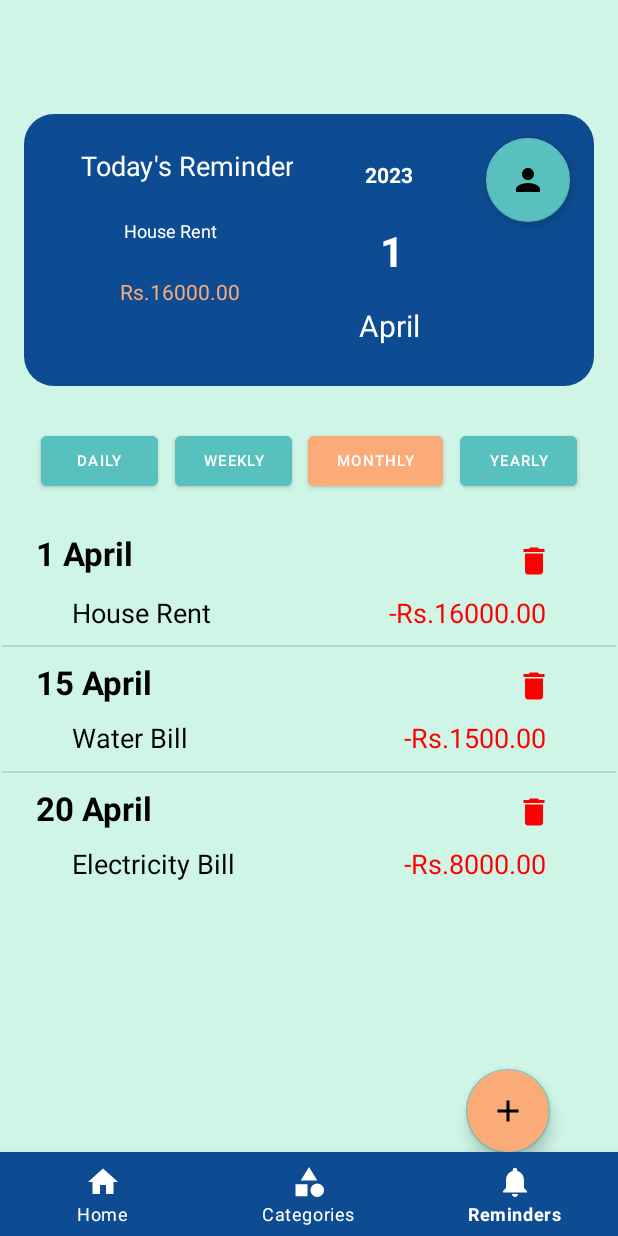
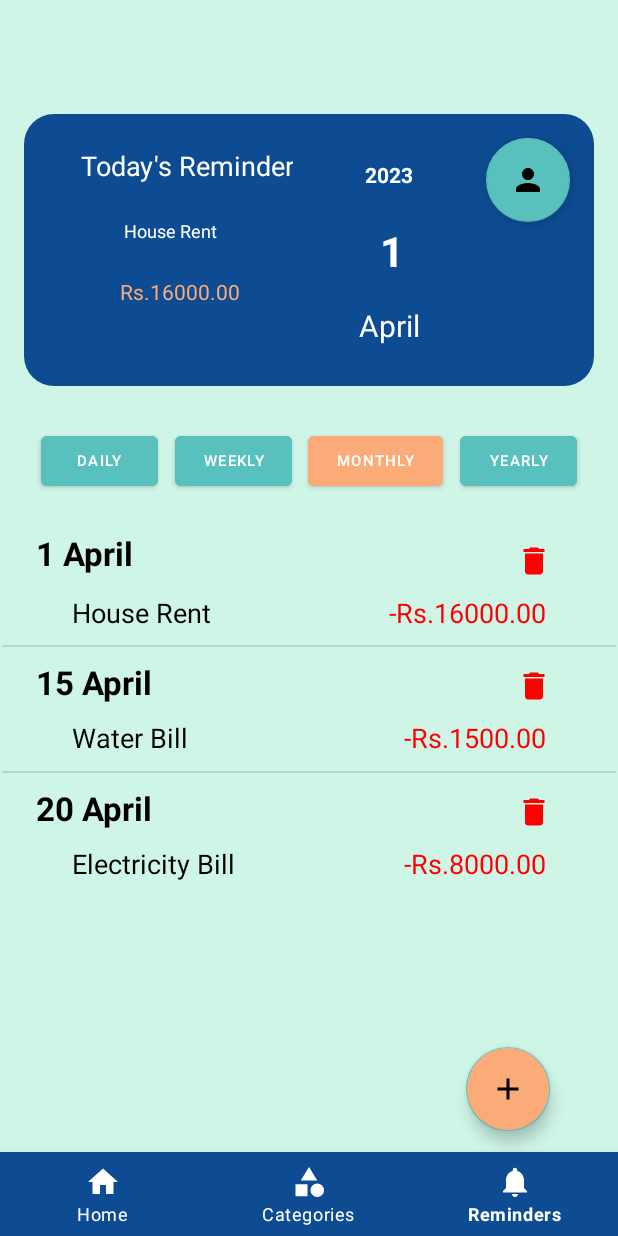
Before and after one commit to it21303302b/MADD_project_SmartSpend, an Android app: the RemindersFragment screen opened through its navigation route, on a phone screen of 412 x 824 dp. Run offline under Robolectric (Android 15) with nearby library versions, the phone set to English and light mode, and no system bars; our stand-ins replace navigation-ui.

Commit message:
10th update(UI update and signup and logi crash fix)

```diff
--- a/app/src/main/AndroidManifest.xml
+++ b/app/src/main/AndroidManifest.xml
@@ -33,6 +33,9 @@
             android:name=".AddReminder"
             android:exported="false" />
         <activity
+            android:name=".UpdateReminder"
+            android:exported="false" />
+        <activity
             android:name=".UpdateCategory"
             android:exported="false" />
         <activity
--- a/app/src/main/java/com/example/smartspend/MainActivity.kt
+++ b/app/src/main/java/com/example/smartspend/MainActivity.kt
@@ -3,6 +3,7 @@ package com.example.smartspend
 import android.content.Intent
 import android.os.Bundle
 import android.view.View
+import android.widget.TextView
 import com.google.android.material.bottomnavigation.BottomNavigationView
 import androidx.appcompat.app.AppCompatActivity
 import androidx.navigation.findNavController
@@ -36,6 +37,7 @@ class MainActivity : AppCompatActivity() {
         setContentView(binding.root)
 
         val navView: BottomNavigationView = binding.navView
+
 
         val navController = findNavController(R.id.nav_host_fragment_activity_main)
         // Passing each menu ID as a set of Ids because each
@@ -77,4 +79,6 @@ class MainActivity : AppCompatActivity() {
         startActivity(intent)
 
     }
+
+
 }
--- a/app/src/main/res/layout/activity_login.xml
+++ b/app/src/main/res/layout/activity_login.xml
@@ -134,7 +134,6 @@
             android:text="@string/TV_signUp"
             android:textColor="@color/Blue"
             android:textSize="16sp"
-            android:onClick="registerActivity"
             />
 
     </LinearLayout>
--- a/app/src/main/res/layout/activity_update_reminder.xml
+++ b/app/src/main/res/layout/activity_update_reminder.xml
@@ -29,7 +29,7 @@
         android:layout_marginTop="10dp"
         android:layout_marginEnd="16dp"
         app:layout_constraintEnd_toEndOf="parent"
-        app:layout_constraintHorizontal_bias="0.0"
+        app:layout_constraintHorizontal_bias="0.5"
         app:layout_constraintStart_toStartOf="parent"
         app:layout_constraintTop_toBottomOf="@+id/textView37" />
 
@@ -44,7 +44,7 @@
         android:minHeight="?attr/actionBarSize"
         android:theme="?attr/actionBarTheme"
         app:layout_constraintEnd_toEndOf="parent"
-        app:layout_constraintHorizontal_bias="1.0"
+        app:layout_constraintHorizontal_bias="0.5"
         app:layout_constraintStart_toStartOf="parent"
         app:layout_constraintTop_toBottomOf="@+id/textView35" />
 
@@ -94,8 +94,8 @@
         android:layout_marginStart="16dp"
         android:layout_marginTop="50dp"
         android:text="@string/TV_selectRem"
+        android:textColor="@color/black"
         android:textSize="@dimen/button_H2textsize"
-        android:textColor="@color/black"
         app:layout_constraintStart_toStartOf="parent"
         app:layout_constraintTop_toBottomOf="@+id/materialToolbar7" />
 
--- a/app/src/main/res/layout/fragment_reminders.xml
+++ b/app/src/main/res/layout/fragment_reminders.xml
@@ -152,6 +152,7 @@
 
     <TextView
         android:id="@+id/textView25"
+        android:onClick="updateReminder"
         android:textColor="@color/black"
         android:layout_width="94dp"
         android:layout_height="24dp"
@@ -161,7 +162,7 @@
         android:textSize="@dimen/button_H2textsize"
         app:layout_constraintStart_toStartOf="parent"
         app:layout_constraintTop_toBottomOf="@+id/tvMonth1"
-        android:onClick="updateReminder"/>
+        />
 
     <TextView
         android:id="@+id/textView26"
@@ -305,13 +306,13 @@
         android:layout_width="wrap_content"
         android:layout_height="wrap_content"
         android:layout_marginEnd="45dp"
-        android:layout_marginBottom="55dp"
+        android:layout_marginBottom="70dp"
         android:backgroundTint="@color/orange"
         android:clickable="true"
+        android:onClick="addReminder"
         android:src="@drawable/plus_icon"
         app:layout_constraintBottom_toBottomOf="parent"
-        app:layout_constraintEnd_toEndOf="parent"
-        android:onClick="addReminder"/>
+        app:layout_constraintEnd_toEndOf="parent" />
 
     <ImageView
         android:id="@+id/imageView2"
```
Also changed, not shown: app/src/main/java/com/example/smartspend/LoginActivity.kt (+8 -0 lines), app/src/main/java/com/example/smartspend/RegisterActivity.kt (+8 -0 lines), app/src/main/res/layout/activity_add_reminder.xml (+5 -4 lines), app/src/main/res/layout/fragment_home.xml (+5 -6 lines).
